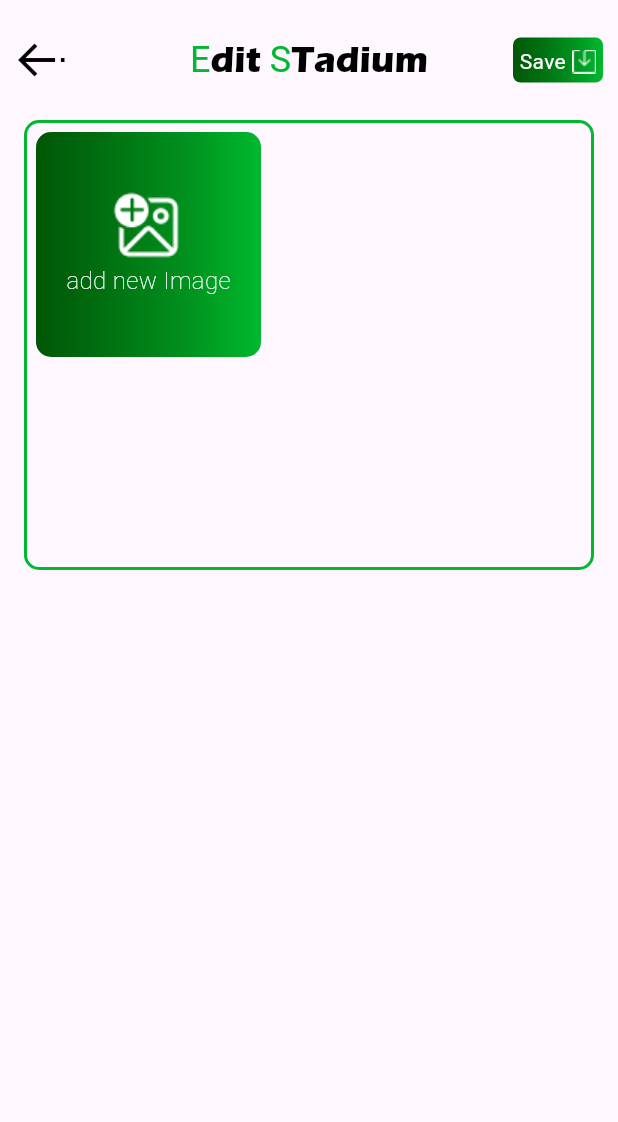
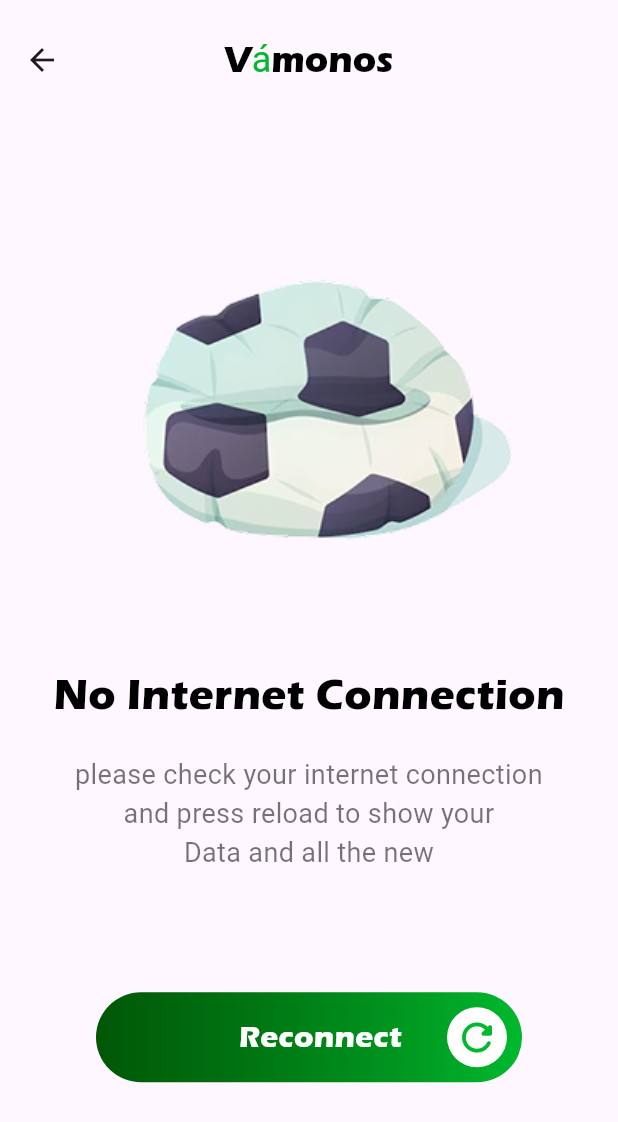
Before and after one commit to soliman512/Graduation-project, a Flutter app: the EditStadium_stdown screen opened by its route, after a tap on "add new Image", on a phone screen of 412 x 824 dp. Shown: the top 1122 px of the screen. Run offline on Flutter 3.47's test engine with Material 3 defaults, Android fonts, the phone set to English and light mode, and no system bars; our stand-ins replace image_picker; missing offline and left inert: dart:html.

Commit message:
adding no internet connection page

```diff
--- a/lib/Edit_Stadium_stdOwner/EditStadium_stdowner.dart
+++ b/lib/Edit_Stadium_stdOwner/EditStadium_stdowner.dart
@@ -80,7 +80,9 @@ class _EditStadium_stdownState extends State<EditStadium_stdown> {
                 spacing: 10.0,
                 children: [
                   GestureDetector(
-                    onTap: () {},
+                    onTap: () {
+                      Navigator.pushNamed(context, '/no_internetConnection');
+                    },
                     child: Container(
                       height: 150.0,
                       width: 150.0,
--- a/lib/main.dart
+++ b/lib/main.dart
@@ -7,6 +7,7 @@ import 'home_loves_tickets_top/home/Home.dart';
 import 'home_loves_tickets_top/loves/Favourites.dart';
 import 'home_loves_tickets_top/tickets/Tickets.dart';
 // import 'payment_successful_check/check_animation.dart';
+import 'no_internetConnection/no_internetConnection.dart';
 import 'payment/payment.dart';
 import 'stadium_information_player_pg/stadium_information_player_pg.dart';
 import 'stdown_addNewStd/stdwon_addNewStadium.dart';
@@ -98,6 +99,10 @@ class MyApp extends StatelessWidget {
 // stadium owner
         '/stdWon_addNewStadium' : (context) => AddNewStadium(),
         '/stdown_editStadium' : (context) => EditStadium_stdown(),
+
+
+//no internet connection
+         '/no_internetConnection': (context) => NoInternetConnection(),
       },
     );
   }
--- /dev/null
+++ b/lib/no_internetConnection/no_internetConnection.dart
@@ -0,0 +1,96 @@
+import 'package:flutter/material.dart';
+import 'package:welcome_signup_login/constants/constants.dart';
+import 'package:welcome_signup_login/reusable_widgets/reusable_widgets.dart';
+
+class NoInternetConnection extends StatefulWidget {
+  const NoInternetConnection({Key? key}) : super(key: key);
+
+  @override
+  State<NoInternetConnection> createState() => _NoInternetConnectionState();
+}
+
+class _NoInternetConnectionState extends State<NoInternetConnection> {
+  @override
+  Widget build(BuildContext context) {
+    return Scaffold(
+      extendBodyBehindAppBar: true,
+      appBar: AppBar(
+        backgroundColor: Colors.transparent,
+        toolbarHeight: 80.0,
+        centerTitle: true,
+        automaticallyImplyLeading: true,
+        elevation: 0.0,
+        title: RichText(
+          text: TextSpan(
+              style: TextStyle(
+                  color: Colors.black,
+                  fontSize: 24.0,
+                  fontFamily: 'eras-itc-bold'),
+              children: [
+                TextSpan(text: 'V'),
+                TextSpan(text: 'á', style: TextStyle(color: mainColor)),
+                TextSpan(text: 'monos'),
+              ]),
+        ),
+      ),
+      body: Center(
+        child: Column(
+          mainAxisAlignment: MainAxisAlignment.center,
+          children: [
+            Image.asset('assets/no_internet_connection/imgs/noInternet.png'),
+            // SizedBox(height: 20.0),
+            Column(
+              children: [
+                Text('No Internet Connection',
+                    style: TextStyle(
+                        color: Colors.black,
+                        fontSize: 28.0,
+                        fontFamily: 'eras-itc-bold')),
+                SizedBox(height: 20.0),
+                Text(
+                  'please check your internet connection \nand press reload to show your \nData and all the new',
+                  style: TextStyle(
+                    color: Colors.black54,
+                    fontSize: 18.0,
+                  ),
+                  textAlign: TextAlign.center,
+                ),
+              ],
+            ),
+            SizedBox(height: 80.0),
+            GestureDetector(
+                onTap: () {},
+                child: Container(
+                  margin: EdgeInsets.symmetric(horizontal: 64.0),
+                  height: 60.0,
+                  decoration: BoxDecoration(
+                    gradient: greenGradientColor,
+                    borderRadius: BorderRadius.circular(50.0),
+                  ),
+                  child: Row(
+                    mainAxisAlignment: MainAxisAlignment.end,
+                    children: [
+                      Text('Reconnect',
+                          style: TextStyle(
+                              color: Colors.white,
+                              fontFamily: 'eras-itc-bold',
+                              fontSize: 20.0)),
+                      SizedBox(
+                        width: 30.0,
+                      ),
+                      CircleAvatar(
+                        backgroundColor: Colors.white,
+                        radius: 20.0,
+                        child: Icon(Icons.refresh_rounded,
+                            color: mainColor, size: 30.0),
+                      ),
+                      SizedBox(width:10.0),
+                    ],
+                  ),
+                ))
+          ],
+        ),
+      ),
+    );
+  }
+}
--- a/pubspec.yaml
+++ b/pubspec.yaml
@@ -70,6 +70,7 @@ flutter:
     - assets/payment/imgs/
     - assets/stdowner_addNewStadium/imgs/
     - assets/editstadium_stdown/imgs/
+    - assets/no_internet_connection/imgs/
     - assets/sharedBackground.png
 
   # An image asset can refer to one or more resolution-specific "variants", see
```
Also changed, not shown: assets/no_internet_connection/imgs/noInternet.png (added).
